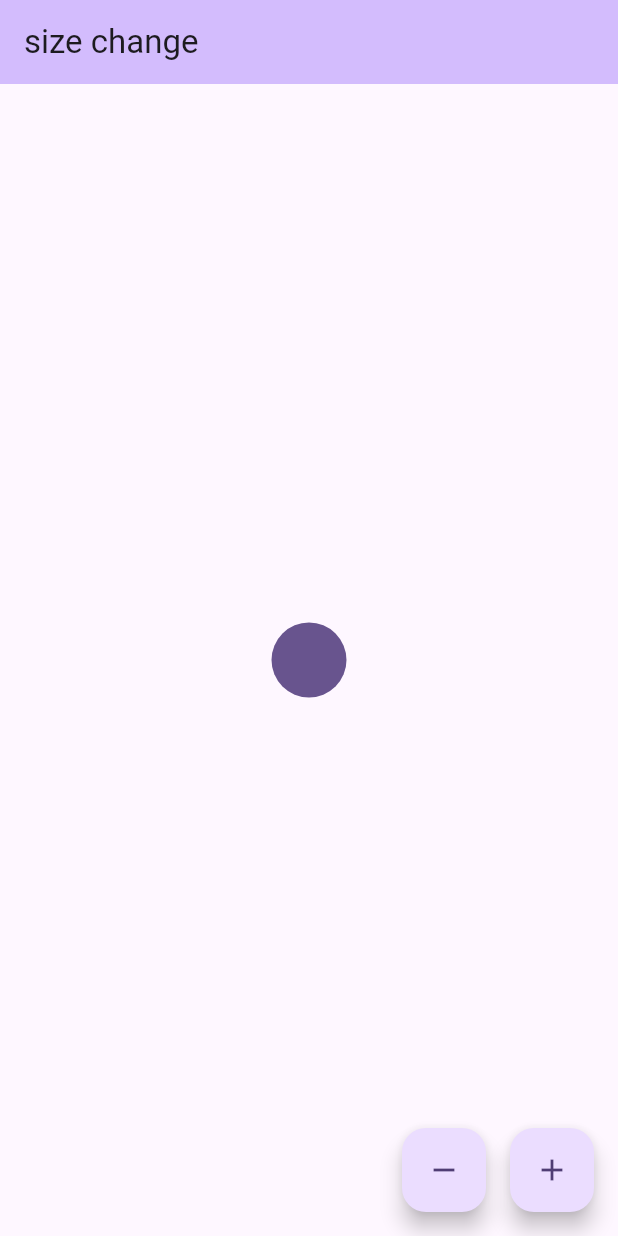
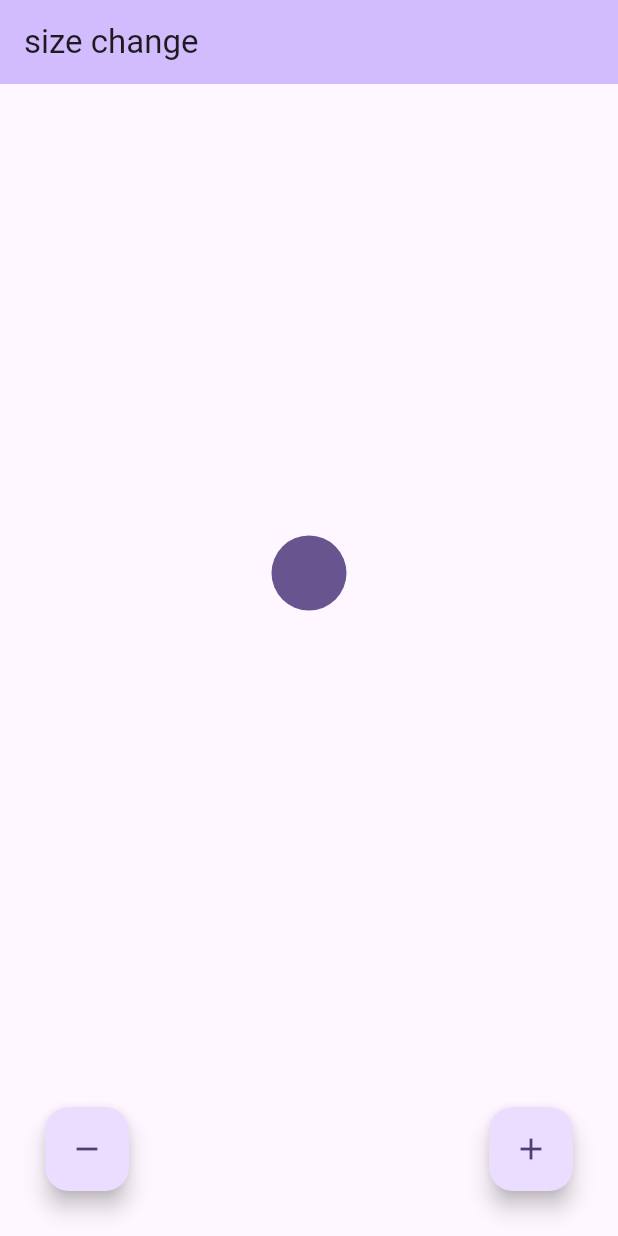
Before and after one commit to c22349/size_change, a Flutter app: the screen it shows after launch, on a phone screen of 412 x 824 dp. Run offline on Flutter 3.47's test engine with Material 3 defaults, Android fonts, the light colour scheme and no system bars.

Commit message:
Fix the position of the minus button

```diff
--- a/lib/view/figure.dart
+++ b/lib/view/figure.dart
@@ -48,15 +48,17 @@ class _MyHomePageState extends State<MyHomePage> {
           ],
         ),
       ),
-      floatingActionButton: Row(
-        mainAxisAlignment: MainAxisAlignment.end,
+      floatingActionButtonLocation: FloatingActionButtonLocation.endFloat,
+      bottomNavigationBar: Padding(
+        padding: const EdgeInsets.all(30.0),
+        child: Row(
+          mainAxisAlignment: MainAxisAlignment.spaceBetween,
           children: [
             FloatingActionButton(
               onPressed: _decrementCounter,
               tooltip: 'Decrement',
               child: const Icon(Icons.remove),
             ),
-          const SizedBox(width: 16),
             FloatingActionButton(
               onPressed: _incrementCounter,
               tooltip: 'Increment',
@@ -64,6 +66,7 @@ class _MyHomePageState extends State<MyHomePage> {
             ),
           ],
         ),
+      ),
     );
   }
 }
```
Lines whose indentation alone changed are shown as unchanged.
